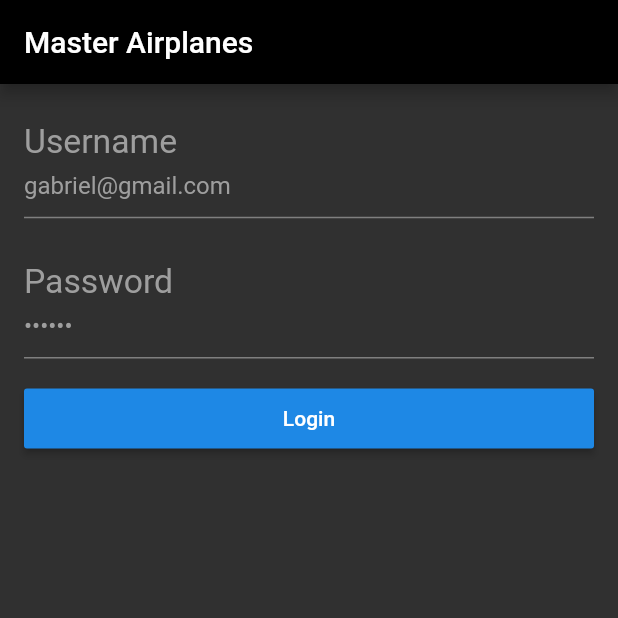
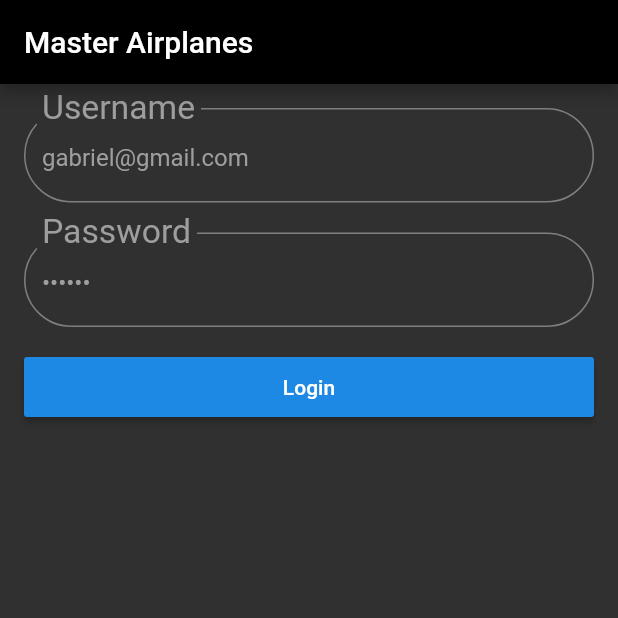
Before and after one commit to GabrielTavares99/app-airplanes-sandbox, a Flutter app: the screen it shows after launch, on a phone screen of 412 x 824 dp, the top half of it. Run offline on Flutter 3.47's test engine with Material 2 defaults, Android fonts, the phone set to English and light mode, and no system bars; our stand-ins replace fluttertoast.

Commit message:
TextFormField: adding border

```diff
--- a/lib/widgets/default_text_field.dart
+++ b/lib/widgets/default_text_field.dart
@@ -41,6 +41,9 @@ class DefaultTextField extends StatelessWidget {
       ),
       decoration: InputDecoration(
         labelText: _label,
+        border: OutlineInputBorder(
+          borderRadius: BorderRadius.circular(40),
+        ),
         labelStyle: TextStyle(
           color: Colors.grey,
           fontSize: 30,
```
